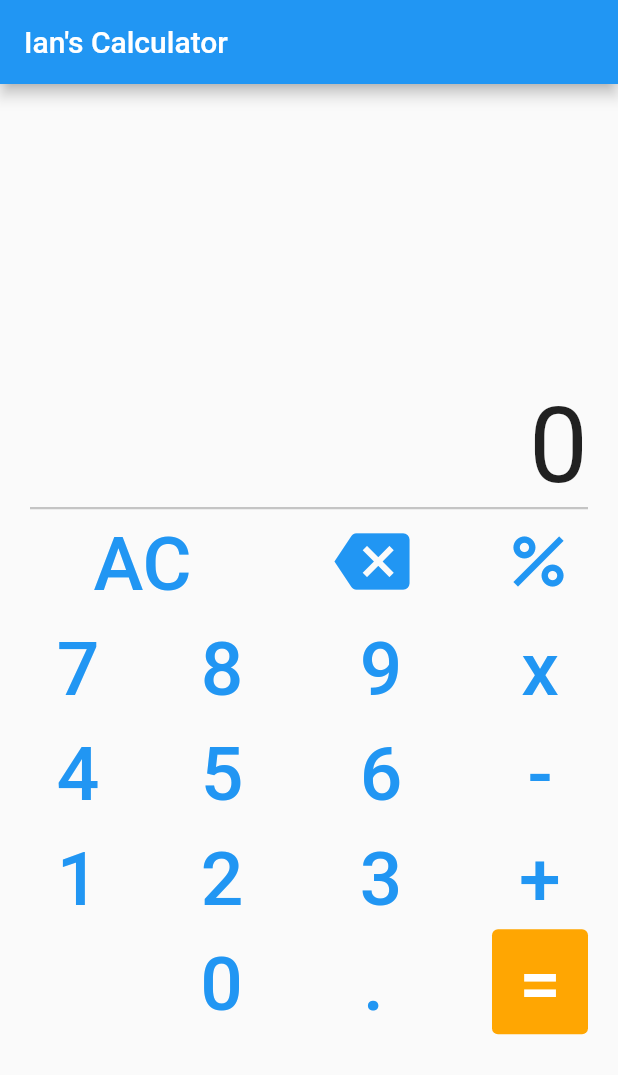
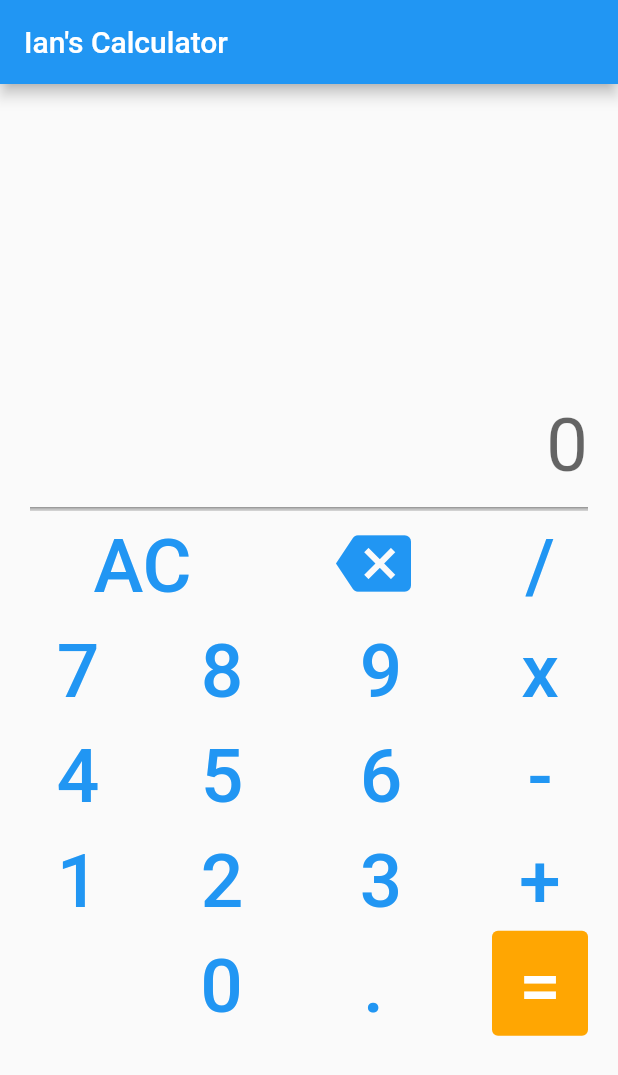
Before and after one commit to Morpheushealer73/Simple-Flutter-Calculator-App, a Flutter app: the screen it shows after launch, after a tap on the "backspace" icon, on a phone screen of 412 x 824 dp. Shown: the top 1075 px of the screen. Run offline on Flutter 3.47's test engine with Material 2 defaults, Android fonts, the phone set to English and light mode, and no system bars.

Commit message:
fixed all functions hopefully
Final version v1

```diff
--- a/lib/calculator.dart
+++ b/lib/calculator.dart
@@ -1,6 +1,7 @@
 // ignore_for_file: unnecessary_string_escapes, prefer_const_constructors
 
 import 'package:flutter/material.dart';
+import 'dart:core';
 
 class MyCalculator extends StatefulWidget {
   const MyCalculator({super.key});
@@ -10,9 +11,53 @@ class MyCalculator extends StatefulWidget {
 }
 
 class CalculatorScreen extends State<MyCalculator> {
+  Widget calBtn(String btntxt, double marginLeft, double marginRight) {
+    return Container(
+      margin: EdgeInsets.only(
+          left: marginLeft, top: 0, right: marginRight, bottom: 0),
+      height: 70,
+      child: TextButton(
+        child: Text(
+          btntxt,
+          style: TextStyle(fontSize: 50),
+        ),
+        onPressed: () {
+          setState(() {
+            var str = screenTxt;
+            userInput(btntxt);
+            if (str.length >= 9) {
+              isButtonDisabled = true;
+            }
+          });
+        },
+      ),
+    );
+  }
+
+  Widget calOperatorBtn(
+      String operator, double marginLeft, double marginRight) {
+    return Container(
+      margin: EdgeInsets.only(
+          left: marginLeft, top: 0, right: marginRight, bottom: 0),
+      height: 70,
+      child: TextButton(
+        onPressed: () {
+          calculateVal(operator);
+        },
+        child: Text(
+          operator,
+          style: TextStyle(
+            fontSize: 50,
+          ),
+        ),
+      ),
+    );
+  }
+
   @override
   Widget build(BuildContext context) {
     return Scaffold(
+      resizeToAvoidBottomInset: false,
       appBar: AppBar(
         title: const Text("Ian\'s Calculator"),
       ),
@@ -27,10 +72,19 @@ class CalculatorScreen extends State<MyCalculator> {
                     BorderSide(width: 1.5, color: Color.fromARGB(55, 0, 0, 0)),
               ),
             ),
-            child: Text(
-              screenTxt,
-              style: TextStyle(fontSize: 70),
+            child: TextField(
+              textAlign: TextAlign.right,
+              readOnly: true,
+              decoration: InputDecoration(
+                hintText: screenTxt,
+              ),
+              style: TextStyle(fontSize: 50),
+              // ),
             ),
+            //child: Text(
+            //screenTxt,
+            //style: TextStyle(fontSize: 50),
+            // ),
           ),
           Row(
             mainAxisAlignment: MainAxisAlignment.spaceBetween,
@@ -65,210 +119,34 @@ class CalculatorScreen extends State<MyCalculator> {
                   ),
                 ),
               ),
-              Container(
-                margin: EdgeInsets.only(left: 5, top: 0, right: 20, bottom: 0),
-                height: 70,
-                child: TextButton(
-                  onPressed: () {
-                    calculateVal("/");
-                  },
-                  child: Icon(
-                    Icons.percent,
-                    color: Colors.blue,
-                    size: 50,
-                  ),
-                ),
-              ),
+              calOperatorBtn("/", 5, 20),
             ],
           ),
           Row(
             mainAxisAlignment: MainAxisAlignment.spaceBetween,
             children: <Widget>[
-              Container(
-                margin: EdgeInsets.only(left: 20, top: 0, right: 0, bottom: 0),
-                height: 70,
-                child: TextButton(
-                    child: Text(
-                      "7",
-                      style: TextStyle(fontSize: 50),
-                    ),
-                    onPressed: () {
-                      setState(() {
-                        userInput("7");
-                      });
-                    }),
-              ),
-              Container(
-                margin: EdgeInsets.only(left: 10, top: 0, right: 10, bottom: 0),
-                height: 70,
-                child: TextButton(
-                  child: Text(
-                    "8",
-                    style: TextStyle(fontSize: 50),
-                  ),
-                  onPressed: () {
-                    setState(() {
-                      userInput("8");
-                    });
-                  },
-                ),
-              ),
-              Container(
-                margin: EdgeInsets.only(left: 10, top: 0, right: 10, bottom: 0),
-                height: 70,
-                child: TextButton(
-                  child: Text(
-                    "9",
-                    style: TextStyle(fontSize: 50),
-                  ),
-                  onPressed: () {
-                    setState(() {
-                      userInput("9");
-                    });
-                  },
-                ),
-              ),
-              Container(
-                margin: EdgeInsets.only(left: 10, top: 0, right: 20, bottom: 0),
-                height: 70,
-                child: TextButton(
-                  onPressed: () {
-                    calculateVal("*");
-                  },
-                  child: Text(
-                    "x",
-                    style: TextStyle(
-                      fontSize: 50,
-                    ),
-                  ),
-                ),
-              ),
+              calBtn("7", 20, 0),
+              calBtn("8", 10, 10),
+              calBtn("9", 10, 10),
+              calOperatorBtn("x", 10, 20),
             ],
           ),
           Row(
             mainAxisAlignment: MainAxisAlignment.spaceBetween,
             children: <Widget>[
-              Container(
-                margin: EdgeInsets.only(left: 20, top: 0, right: 0, bottom: 0),
-                height: 70,
-                child: TextButton(
-                  child: Text(
-                    "4",
-                    style: TextStyle(fontSize: 50),
-                  ),
-                  onPressed: () {
-                    setState(() {
-                      userInput("4");
-                    });
-                  },
-                ),
-              ),
-              Container(
-                margin: EdgeInsets.only(left: 10, top: 0, right: 10, bottom: 0),
-                height: 70,
-                child: TextButton(
-                  child: Text(
-                    "5",
-                    style: TextStyle(fontSize: 50),
-                  ),
-                  onPressed: () {
-                    setState(() {
-                      userInput("5");
-                    });
-                  },
-                ),
-              ),
-              Container(
-                margin: EdgeInsets.only(left: 10, top: 0, right: 10, bottom: 0),
-                height: 70,
-                child: TextButton(
-                  child: Text(
-                    "6",
-                    style: TextStyle(fontSize: 50),
-                  ),
-                  onPressed: () {
-                    setState(() {
-                      userInput("6");
-                    });
-                  },
-                ),
-              ),
-              Container(
-                margin: EdgeInsets.only(left: 10, top: 0, right: 20, bottom: 0),
-                height: 70,
-                child: TextButton(
-                  onPressed: () {
-                    calculateVal("-");
-                  },
-                  child: Text(
-                    "-",
-                    style: TextStyle(fontSize: 50),
-                  ),
-                ),
-              ),
+              calBtn("4", 20, 0),
+              calBtn("5", 10, 10),
+              calBtn("6", 10, 10),
+              calOperatorBtn("-", 10, 20),
             ],
           ),
           Row(
             mainAxisAlignment: MainAxisAlignment.spaceBetween,
             children: <Widget>[
-              Container(
-                margin: EdgeInsets.only(left: 20, top: 0, right: 0, bottom: 0),
-                height: 70,
-                child: TextButton(
-                  child: Text(
-                    "1",
-                    style: TextStyle(fontSize: 50),
-                  ),
-                  onPressed: () {
-                    setState(() {
-                      userInput("1");
-                    });
-                  },
-                ),
-              ),
-              Container(
-                margin: EdgeInsets.only(left: 10, top: 0, right: 10, bottom: 0),
-                height: 70,
-                child: TextButton(
-                  child: Text(
-                    "2",
-                    style: TextStyle(fontSize: 50),
-                  ),
-                  onPressed: () {
-                    setState(() {
-                      userInput("2");
-                    });
-                  },
-                ),
-              ),
-              Container(
-                margin: EdgeInsets.only(left: 10, top: 0, right: 10, bottom: 0),
-                height: 70,
-                child: TextButton(
-                  child: Text(
-                    "3",
-                    style: TextStyle(fontSize: 50),
-                  ),
-                  onPressed: () {
-                    setState(() {
-                      userInput("3");
-                    });
-                  },
-                ),
-              ),
-              Container(
-                margin: EdgeInsets.only(left: 10, top: 0, right: 20, bottom: 0),
-                height: 70,
-                child: TextButton(
-                  onPressed: () {
-                    calculateVal("+");
-                  },
-                  child: Text(
-                    "+",
-                    style: TextStyle(fontSize: 50),
-                  ),
-                ),
-              ),
+              calBtn("1", 20, 0),
+              calBtn("2", 10, 10),
+              calBtn("3", 10, 10),
+              calOperatorBtn("+", 10, 20),
             ],
           ),
           Row(
@@ -296,23 +174,7 @@ class CalculatorScreen extends State<MyCalculator> {
                   },
                 ),
               ),
-              Container(
-                margin: EdgeInsets.only(left: 10, top: 0, right: 20, bottom: 0),
-                height: 70,
-                child: TextButton(
-                  onPressed: () {
-                    setState(() {
-                      userInput(".");
-                    });
-                  },
-                  child: Text(
-                    ".",
-                    style: TextStyle(
-                      fontSize: 50,
-                    ),
-                  ),
-                ),
-              ),
+              calBtn(".", 10, 20),
               Container(
                 margin: EdgeInsets.only(left: 10, top: 0, right: 20, bottom: 0),
                 height: 70,
@@ -344,20 +206,34 @@ class CalculatorScreen extends State<MyCalculator> {
   num val2 = 0;
   int length = 0;
   String operator = "";
+  bool pointTrigger = false;
+  bool isButtonDisabled = false;
 
   void userInput(String btnText) {
+    var str = screenTxt;
+    length = str.length;
+
     if (screenTxt != "0" && btnText != "backSpace") {
-      screenTxt += btnText;
+      //Decimal Point Control
+      if (btnText == "." && pointTrigger == false) {
+        screenTxt += btnText;
+        pointTrigger = true;
+      } else if (btnText == ".") {
+        screenTxt = screenTxt;
+      } else {
+        screenTxt += btnText;
+      }
     } //if (screenTxt != "0" && btnText != "backSpace")
 
     else if (btnText == "backSpace") {
-      var str = screenTxt;
-      length = str.length;
-
       if (length > 0) {
         screenTxt = str.substring(0, length - 1);
         setState(() {
           screenTxt = screenTxt;
+
+          if (str.substring(length - 1, length) == ".") {
+            pointTrigger = false;
+          }
         }); //setState(())
       } //(length > 0)
 
@@ -366,7 +242,6 @@ class CalculatorScreen extends State<MyCalculator> {
           screenTxt = "0";
         }); //setState(())
       } //if (length == 1)
-
     } //else if (btnText == "backSpace")
 
     else if (btnText != "backSpace") {
@@ -377,38 +252,18 @@ class CalculatorScreen extends State<MyCalculator> {
   void calculateVal(String userInput) {
     //check user input of operator
     switch (userInput) {
-      case "*":
-        operator = userInput;
-        val1 = num.parse(screenTxt);
-        setState(() {
-          screenTxt = "0";
-        });
-        break;
+      case "x":
       case "/":
-        operator = userInput;
-        val1 = num.parse(screenTxt);
-        setState(() {
-          screenTxt = "0";
-        });
-        break;
       case "+":
-        operator = userInput;
-        val1 = num.parse(screenTxt);
-        setState(() {
-          screenTxt = "0";
-        });
-        break;
       case "-":
-        operator = userInput;
-        val1 = num.parse(screenTxt);
-        setState(() {
-          screenTxt = "0";
-        });
+        pointTrigger = false;
+        operatorPressed(userInput);
         break;
       case "=":
+        pointTrigger = false;
         //operation
         switch (operator) {
-          case "*":
+          case "x":
             val2 = num.parse(screenTxt);
 
             setState(() {
@@ -444,7 +299,7 @@ class CalculatorScreen extends State<MyCalculator> {
         }
         break;
       default:
-    }
+    } //switch (userInput)
   }
 
 //function to refresh
@@ -454,19 +309,43 @@ class CalculatorScreen extends State<MyCalculator> {
     length = 0;
     screenTxt = "0";
     operator = "";
+    pointTrigger = false;
   }
 
   //function to check if number has decimal
   void displayResult(num result) {
-    num _result;
+    num calcResult;
+    var str = screenTxt;
+    length = str.length;
 
-    _result = result % result.toInt();
+    calcResult = result % result.toInt();
 
-    if (_result == 0) {
-      _result = result.toInt();
-      screenTxt = _result.toString();
+    if (calcResult == 0) {
+      calcResult = result.toInt();
+
+      if (result > 999999999) {
+        screenTxt = exponentNum(result);
+      } else {
+        screenTxt = result.toString();
+      }
     } else {
-      screenTxt = result.toString();
+      if (result < .999999999) {
+        screenTxt = exponentNum(result);
+      } else {
+        screenTxt = result.toString();
+      }
     }
   }
+
+  void operatorPressed(String userInput) {
+    operator = userInput;
+    val1 = num.parse(screenTxt);
+    setState(() {
+      screenTxt = "0";
+    });
+  }
+
+  String exponentNum(num number) {
+    return number.toStringAsExponential(3);
+  }
 }
```
